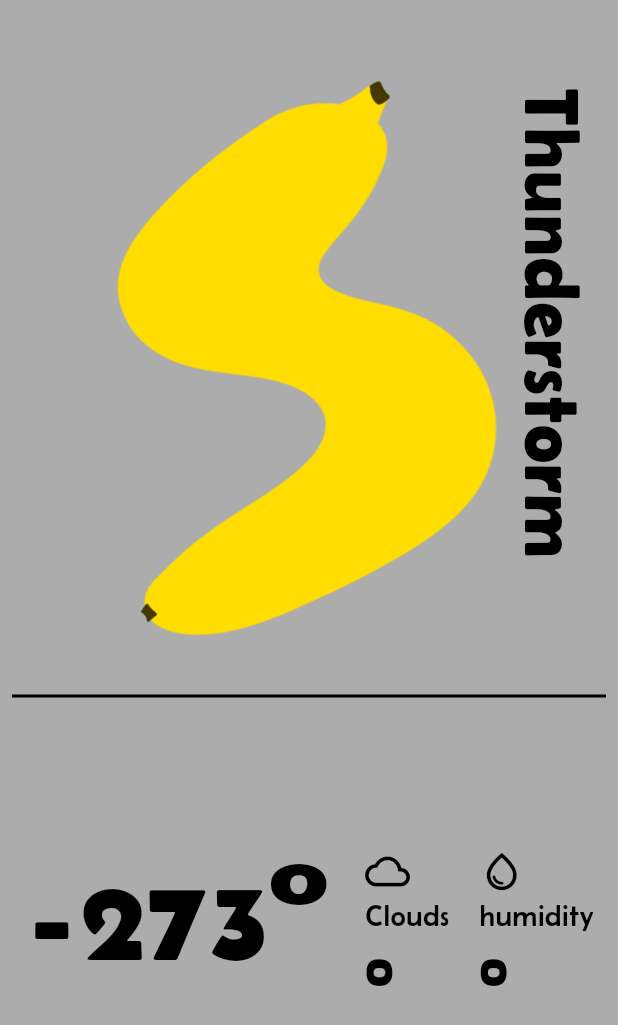
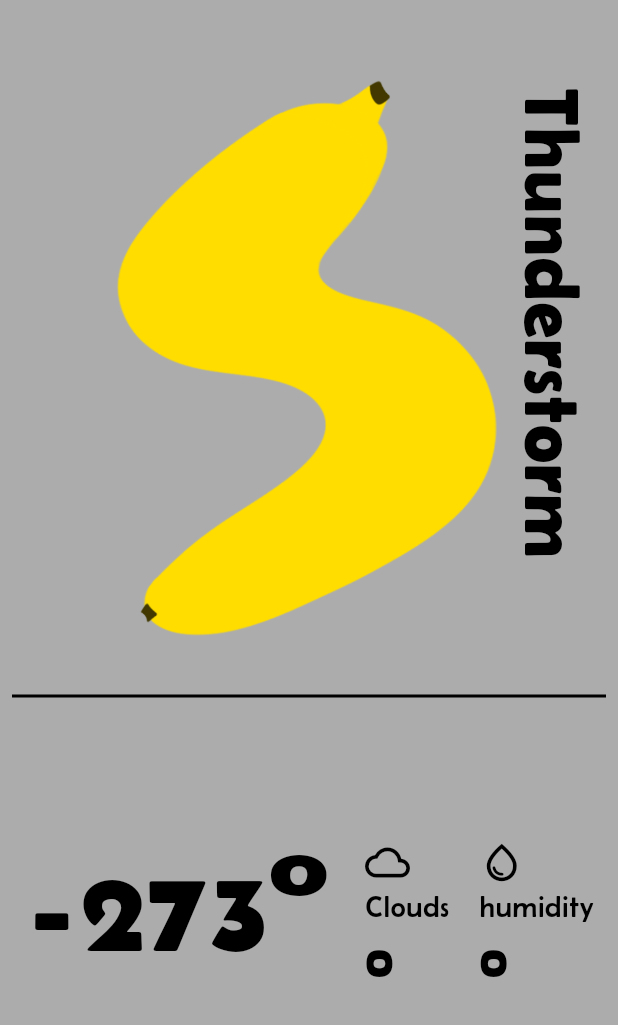
Before and after one commit to so0ng0970/WTTR, a Flutter app: the WeatherCard screen opened directly with sample values from the repository, on a phone screen of 412 x 824 dp. Shown: the top 1025 px of the screen. Run offline on Flutter 3.47's test engine with Material 3 defaults, Android fonts, the phone set to English and light mode, and no system bars; our stand-ins replace dio, geolocator.

```diff
--- a/lib/component/weather_card.dart
+++ b/lib/component/weather_card.dart
@@ -99,7 +99,7 @@ class WeatherCard extends StatelessWidget {
                       ),
                     ),
                     const SizedBox(
-                      height: 10,
+                      height: 4,
                     ),
                     Row(
                       mainAxisAlignment: MainAxisAlignment.spaceBetween,
```
Also changed, not shown: 2 other files.
